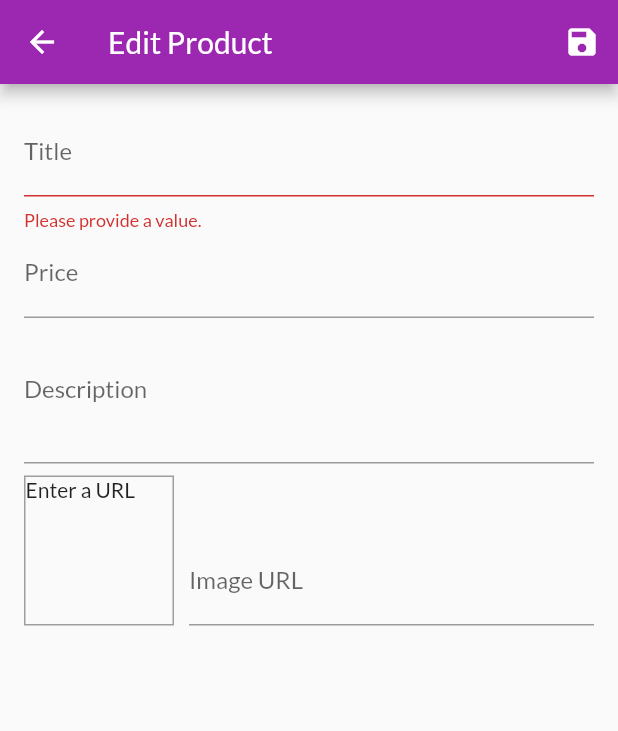
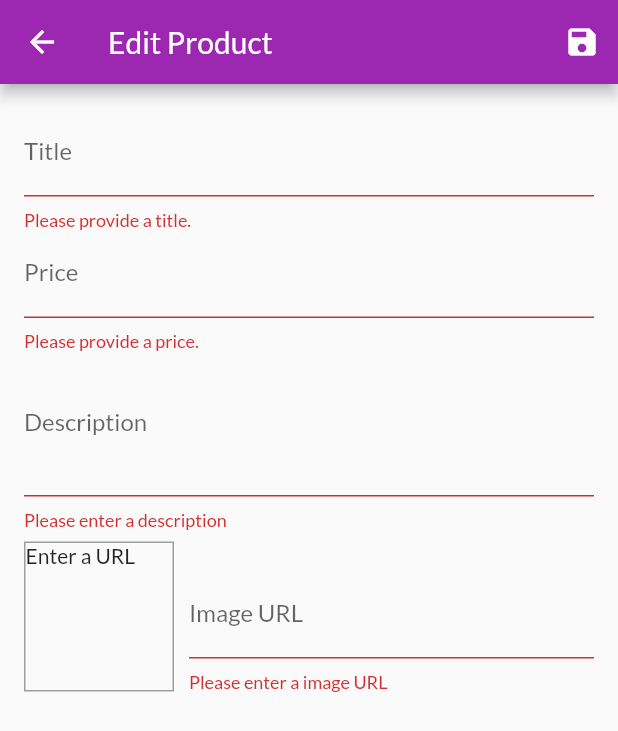
Before and after one commit to JhonnathaMonteiro/e-shop-app-flutter, a Flutter app: the EditProductScreen screen opened by its route, after a tap on the "save" icon, on a phone screen of 412 x 824 dp. Shown: the top 731 px of the screen. Run offline on Flutter 3.47's test engine with Material 2 defaults, Android fonts, the phone set to English and light mode, and no system bars; network calls fail.

Commit message:
validation added to all fields

```diff
--- a/lib/screens/edit_product_screen.dart
+++ b/lib/screens/edit_product_screen.dart
@@ -42,6 +42,14 @@ class _EditProductScreenState extends State<EditProductScreen> {
 
   void _updateImageUrl() {
     if (!_imageUrlFocusNode.hasFocus) {
+      if ((!_imageUrlController.text.startsWith('http') &&
+              !_imageUrlController.text.startsWith('https')) ||
+          (!_imageUrlController.text.endsWith('.png') &&
+              !_imageUrlController.text.endsWith('.jpeg') &&
+              !_imageUrlController.text.endsWith('.jpg'))) {
+        return;
+      }
+
       setState(() {});
     }
   }
@@ -80,7 +88,7 @@ class _EditProductScreenState extends State<EditProductScreen> {
                 },
                 validator: (value) {
                   if (value.isEmpty) {
-                    return 'Please provide a value.';
+                    return 'Please provide a title.';
                   }
                   return null;
                 },
@@ -102,6 +110,18 @@ class _EditProductScreenState extends State<EditProductScreen> {
                 onFieldSubmitted: (_) {
                   FocusScope.of(context).requestFocus(_descriptionFocusNode);
                 },
+                validator: (value) {
+                  if (value.isEmpty) {
+                    return 'Please provide a price.';
+                  }
+                  if (double.tryParse(value) == null) {
+                    return 'Please enter a valid number.';
+                  }
+                  if (double.tryParse(value) <= 0) {
+                    return 'Please enter a number greater than 0';
+                  }
+                  return null;
+                },
                 onSaved: (value) {
                   _editedProduct = Product(
                     id: _editedProduct.id,
@@ -117,6 +137,15 @@ class _EditProductScreenState extends State<EditProductScreen> {
                   maxLines: 3,
                   keyboardType: TextInputType.multiline,
                   focusNode: _descriptionFocusNode,
+                  validator: (value) {
+                    if (value.isEmpty) {
+                      return 'Please enter a description';
+                    }
+                    if (value.trim().length < 10) {
+                      return 'Should be at least 10 characters long';
+                    }
+                    return null;
+                  },
                   onSaved: (value) {
                     _editedProduct = Product(
                       id: _editedProduct.id,
@@ -161,6 +190,21 @@ class _EditProductScreenState extends State<EditProductScreen> {
                         onFieldSubmitted: (_) {
                           _saveForm();
                         },
+                        validator: (value) {
+                          if (value.isEmpty) {
+                            return 'Please enter a image URL';
+                          }
+                          if (!value.startsWith('http') &&
+                              !value.startsWith('https')) {
+                            return 'Please enter a valid URL';
+                          }
+                          if (!value.endsWith('.png') &&
+                              !value.endsWith('.jpeg') &&
+                              !value.endsWith('.jpg')) {
+                            return 'Please enter a valid Image URL';
+                          }
+                          return null;
+                        },
                         onSaved: (value) {
                           _editedProduct = Product(
                             id: _editedProduct.id,
```
